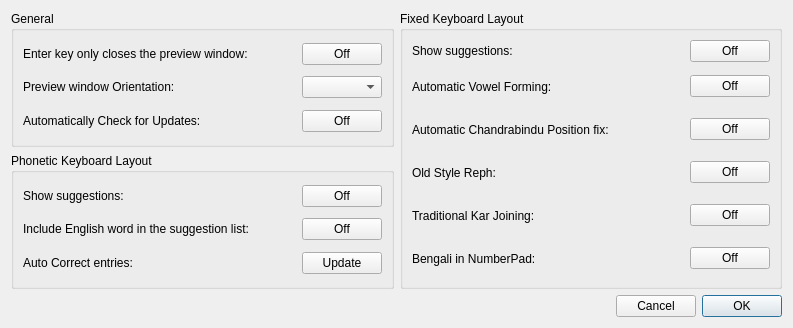
Old version of the form src/frontend/SettingsDialog.ui in the repository OpenBangla/OpenBangla-Keyboard.
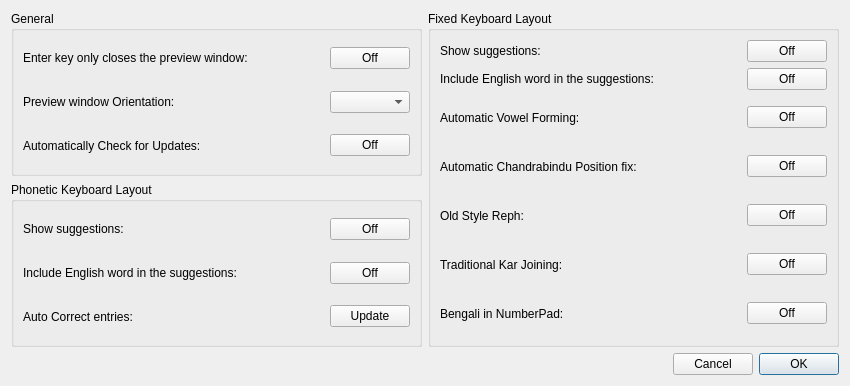
New version of the form.

Commit message: Implement feature: Inclusion of typed English word in Fiixed method suggestions. Closes #170

Patch:
```diff
--- a/src/frontend/SettingsDialog.ui
+++ b/src/frontend/SettingsDialog.ui
@@ -6,8 +6,8 @@
    <rect>
     <x>0</x>
     <y>0</y>
-    <width>793</width>
-    <height>328</height>
+    <width>850</width>
+    <height>386</height>
    </rect>
   </property>
   <property name="sizePolicy">
@@ -182,7 +182,7 @@
              </sizepolicy>
             </property>
             <property name="text">
-             <string>&lt;html&gt;&lt;head/&gt;&lt;body&gt;&lt;p&gt;Include English word in the suggestion list:&lt;/p&gt;&lt;/body&gt;&lt;/html&gt;</string>
+             <string>&lt;html&gt;&lt;head/&gt;&lt;body&gt;&lt;p&gt;Include English word in the suggestions:&lt;/p&gt;&lt;/body&gt;&lt;/html&gt;</string>
             </property>
             <property name="alignment">
              <set>Qt::AlignLeading|Qt::AlignLeft|Qt::AlignVCenter</set>
@@ -254,15 +254,8 @@
         <string>Fixed Keyboard Layout</string>
        </property>
        <layout class="QGridLayout" name="gridLayout_3">
-        <item row="0" column="0">
-         <widget class="QLabel" name="label_12">
-          <property name="text">
-           <string>&lt;html&gt;&lt;head/&gt;&lt;body&gt;&lt;p&gt;Show suggestions:&lt;/p&gt;&lt;/body&gt;&lt;/html&gt;</string>
-          </property>
-         </widget>
-        </item>
-        <item row="0" column="1">
-         <widget class="QPushButton" name="btnSuggestionFixed">
+        <item row="5" column="1">
+         <widget class="QPushButton" name="btnKarJoining">
           <property name="sizePolicy">
            <sizepolicy hsizetype="Minimum" vsizetype="Fixed">
             <horstretch>0</horstretch>
@@ -277,65 +270,7 @@
           </property>
          </widget>
         </item>
-        <item row="1" column="0">
-         <widget class="QLabel" name="label_6">
-          <property name="sizePolicy">
-           <sizepolicy hsizetype="Expanding" vsizetype="Expanding">
-            <horstretch>0</horstretch>
-            <verstretch>0</verstretch>
-           </sizepolicy>
-          </property>
-          <property name="text">
-           <string>Automatic Vowel Forming:</string>
-          </property>
-         </widget>
-        </item>
-        <item row="1" column="1">
-         <widget class="QPushButton" name="btnAutoVowel">
-          <property name="sizePolicy">
-           <sizepolicy hsizetype="Minimum" vsizetype="Fixed">
-            <horstretch>0</horstretch>
-            <verstretch>0</verstretch>
-           </sizepolicy>
-          </property>
-          <property name="text">
-           <string>Off</string>
-          </property>
-          <property name="checkable">
-           <bool>true</bool>
-          </property>
-         </widget>
-        </item>
-        <item row="2" column="0">
-         <widget class="QLabel" name="label_7">
-          <property name="sizePolicy">
-           <sizepolicy hsizetype="Expanding" vsizetype="Expanding">
-            <horstretch>0</horstretch>
-            <verstretch>0</verstretch>
-           </sizepolicy>
-          </property>
-          <property name="text">
-           <string>Automatic Chandrabindu Position fix:</string>
-          </property>
-         </widget>
-        </item>
-        <item row="2" column="1">
-         <widget class="QPushButton" name="btnAutoChandra">
-          <property name="sizePolicy">
-           <sizepolicy hsizetype="Minimum" vsizetype="Fixed">
-            <horstretch>0</horstretch>
-            <verstretch>0</verstretch>
-           </sizepolicy>
-          </property>
-          <property name="text">
-           <string>Off</string>
-          </property>
-          <property name="checkable">
-           <bool>true</bool>
-          </property>
-         </widget>
-        </item>
-        <item row="3" column="0">
+        <item row="4" column="0">
          <widget class="QLabel" name="label_8">
           <property name="sizePolicy">
            <sizepolicy hsizetype="Expanding" vsizetype="Expanding">
@@ -348,8 +283,8 @@
           </property>
          </widget>
         </item>
-        <item row="3" column="1">
-         <widget class="QPushButton" name="btnOldReph">
+        <item row="2" column="1">
+         <widget class="QPushButton" name="btnAutoVowel">
           <property name="sizePolicy">
            <sizepolicy hsizetype="Minimum" vsizetype="Fixed">
             <horstretch>0</horstretch>
@@ -364,7 +299,7 @@
           </property>
          </widget>
         </item>
-        <item row="4" column="0">
+        <item row="5" column="0">
          <widget class="QLabel" name="label_9">
           <property name="sizePolicy">
            <sizepolicy hsizetype="Expanding" vsizetype="Expanding">
@@ -377,23 +312,7 @@
           </property>
          </widget>
         </item>
-        <item row="4" column="1">
-         <widget class="QPushButton" name="btnKarJoining">
-          <property name="sizePolicy">
-           <sizepolicy hsizetype="Minimum" vsizetype="Fixed">
-            <horstretch>0</horstretch>
-            <verstretch>0</verstretch>
-           </sizepolicy>
-          </property>
-          <property name="text">
-           <string>Off</string>
-          </property>
-          <property name="checkable">
-           <bool>true</bool>
-          </property>
-         </widget>
-        </item>
-        <item row="5" column="0">
+        <item row="6" column="0">
          <widget class="QLabel" name="label_10">
           <property name="sizePolicy">
            <sizepolicy hsizetype="Expanding" vsizetype="Expanding">
@@ -406,7 +325,7 @@
           </property>
          </widget>
         </item>
-        <item row="5" column="1">
+        <item row="6" column="1">
          <widget class="QPushButton" name="btnNumberpad">
           <property name="sizePolicy">
            <sizepolicy hsizetype="Minimum" vsizetype="Fixed">
@@ -422,6 +341,104 @@
           </property>
          </widget>
         </item>
+        <item row="0" column="0">
+         <widget class="QLabel" name="label_12">
+          <property name="text">
+           <string>&lt;html&gt;&lt;head/&gt;&lt;body&gt;&lt;p&gt;Show suggestions:&lt;/p&gt;&lt;/body&gt;&lt;/html&gt;</string>
+          </property>
+         </widget>
+        </item>
+        <item row="4" column="1">
+         <widget class="QPushButton" name="btnOldReph">
+          <property name="sizePolicy">
+           <sizepolicy hsizetype="Minimum" vsizetype="Fixed">
+            <horstretch>0</horstretch>
+            <verstretch>0</verstretch>
+           </sizepolicy>
+          </property>
+          <property name="text">
+           <string>Off</string>
+          </property>
+          <property name="checkable">
+           <bool>true</bool>
+          </property>
+         </widget>
+        </item>
+        <item row="3" column="1">
+         <widget class="QPushButton" name="btnAutoChandra">
+          <property name="sizePolicy">
+           <sizepolicy hsizetype="Minimum" vsizetype="Fixed">
+            <horstretch>0</horstretch>
+            <verstretch>0</verstretch>
+           </sizepolicy>
+          </property>
+          <property name="text">
+           <string>Off</string>
+          </property>
+          <property name="checkable">
+           <bool>true</bool>
+          </property>
+         </widget>
+        </item>
+        <item row="3" column="0">
+         <widget class="QLabel" name="label_7">
+          <property name="sizePolicy">
+           <sizepolicy hsizetype="Expanding" vsizetype="Expanding">
+            <horstretch>0</horstretch>
+            <verstretch>0</verstretch>
+           </sizepolicy>
+          </property>
+          <property name="text">
+           <string>Automatic Chandrabindu Position fix:</string>
+          </property>
+         </widget>
+        </item>
+        <item row="2" column="0">
+         <widget class="QLabel" name="label_6">
+          <property name="sizePolicy">
+           <sizepolicy hsizetype="Expanding" vsizetype="Expanding">
+            <horstretch>0</horstretch>
+            <verstretch>0</verstretch>
+           </sizepolicy>
+          </property>
+          <property name="text">
+           <string>Automatic Vowel Forming:</string>
+          </property>
+         </widget>
+        </item>
+        <item row="0" column="1">
+         <widget class="QPushButton" name="btnSuggestionFixed">
+          <property name="sizePolicy">
+           <sizepolicy hsizetype="Minimum" vsizetype="Fixed">
+            <horstretch>0</horstretch>
+            <verstretch>0</verstretch>
+           </sizepolicy>
+          </property>
+          <property name="text">
+           <string>Off</string>
+          </property>
+          <property name="checkable">
+           <bool>true</bool>
+          </property>
+         </widget>
+        </item>
+        <item row="1" column="0">
+         <widget class="QLabel" name="label_4">
+          <property name="text">
+           <string>Include English word in the suggestions:</string>
+          </property>
+         </widget>
+        </item>
+        <item row="1" column="1">
+         <widget class="QPushButton" name="btnIncludeEnglishFixed">
+          <property name="text">
+           <string>Off</string>
+          </property>
+          <property name="checkable">
+           <bool>true</bool>
+          </property>
+         </widget>
+        </item>
        </layout>
       </widget>
      </item>
```
The commit also changes 4 other files.
